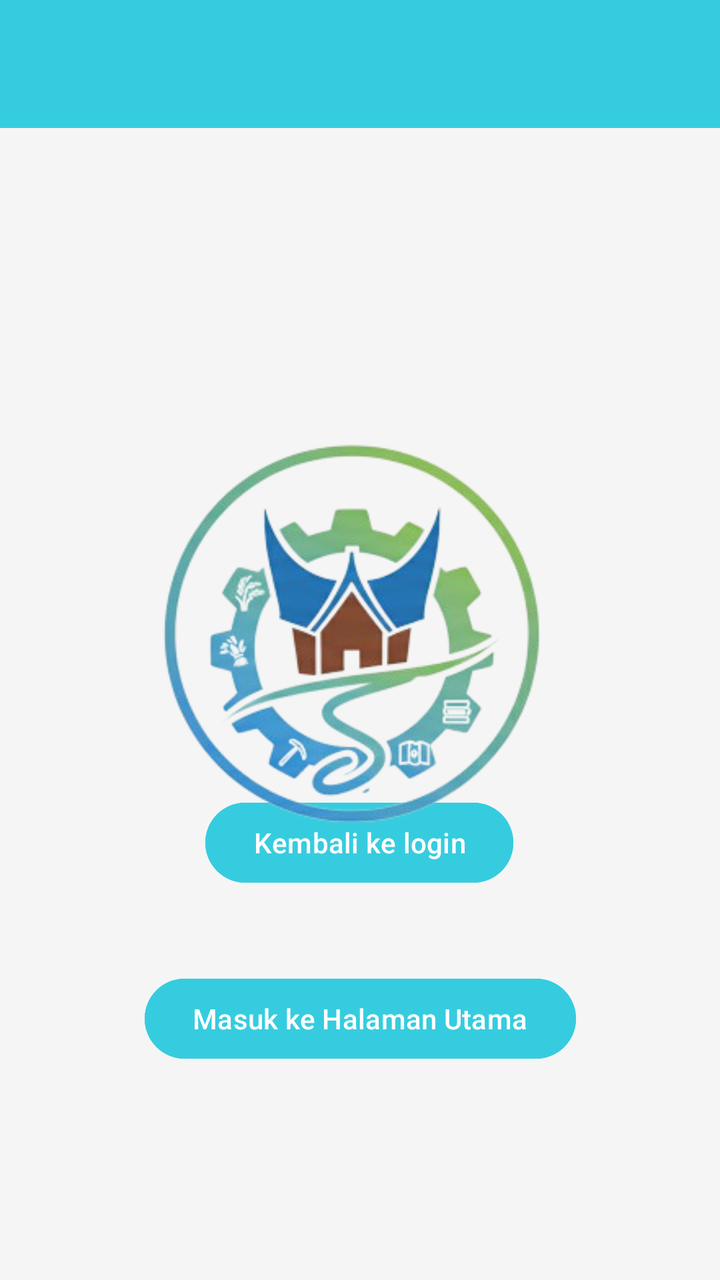
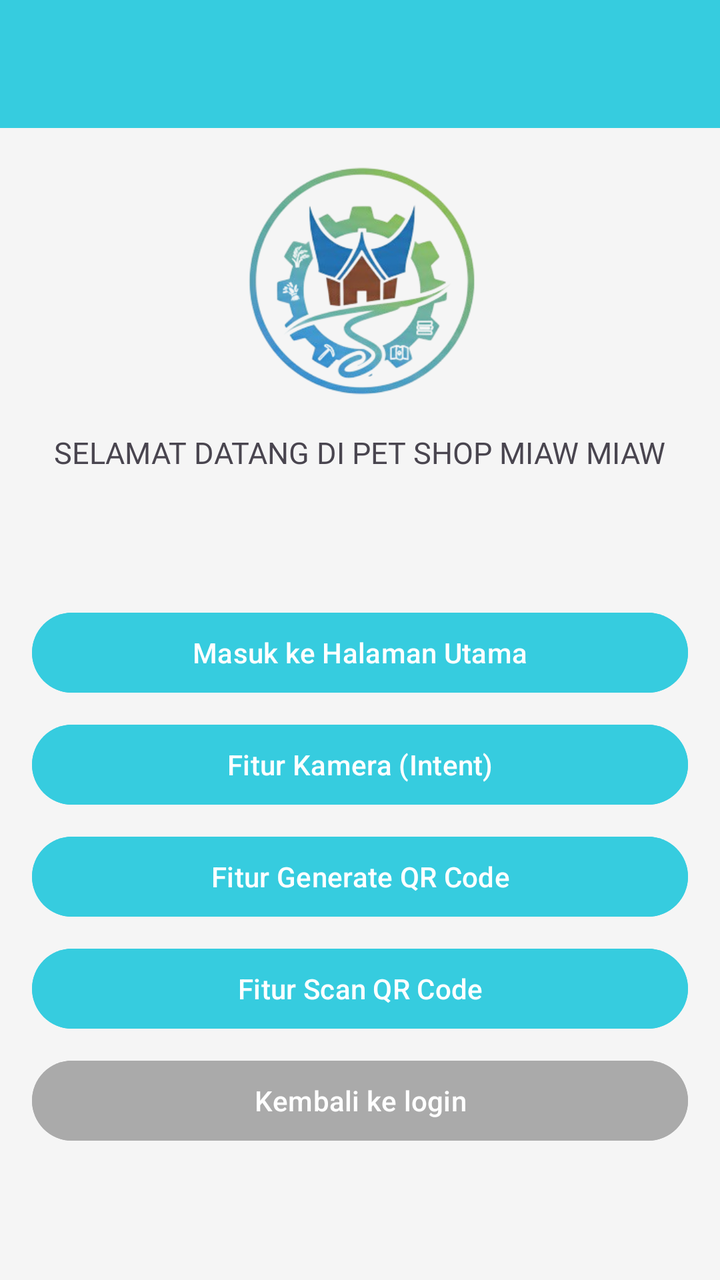

An Android layout rendered at two revisions. The XML below is the earlier revision; the diff shows what the commit changed to produce the second picture.
<!-- AndroidManifest.xml: application theme Theme.Amelcat -->
<!-- res/layout/activity_dashboard.xml -->
<?xml version="1.0" encoding="utf-8"?>
<androidx.constraintlayout.widget.ConstraintLayout xmlns:android="http://schemas.android.com/apk/res/android"
    xmlns:app="http://schemas.android.com/apk/res-auto"
    xmlns:tools="http://schemas.android.com/tools"
    android:layout_width="match_parent"
    android:layout_height="match_parent"
    android:background="#F5F5F5">

    <androidx.appcompat.widget.Toolbar
        android:id="@+id/toolbar"
        android:layout_width="match_parent"
        android:layout_height="?attr/actionBarSize"
        android:background="@color/accent"
        app:layout_constraintEnd_toEndOf="parent"
        app:layout_constraintHorizontal_bias="0.0"
        app:layout_constraintStart_toStartOf="parent"
        app:layout_constraintTop_toTopOf="parent"
        app:subtitleTextColor="@android:color/white"
        app:titleTextColor="@android:color/white" />

    <TextView
        android:id="@+id/textView"
        android:layout_width="wrap_content"
        android:layout_height="wrap_content"
        android:layout_marginBottom="276dp"
        android:fontFamily="@font/montserrat_italic"
        android:text="SELAMAT DATANG DI PET SHOP MIAW MIAW"
        android:textSize="15sp"
        app:layout_constraintBottom_toBottomOf="parent"
        app:layout_constraintEnd_toEndOf="parent"
        app:layout_constraintHorizontal_bias="0.509"
        app:layout_constraintStart_toStartOf="parent"
        app:layout_constraintTop_toBottomOf="@+id/imageView2" />

    <Button
        android:id="@+id/btnLogin"
        android:layout_width="wrap_content"
        android:layout_height="wrap_content"
        android:text="Kembali ke login"
        android:backgroundTint="@color/accent"
        app:layout_constraintBottom_toBottomOf="parent"
        app:layout_constraintEnd_toEndOf="parent"
        app:layout_constraintHorizontal_bias="0.498"
        app:layout_constraintStart_toStartOf="parent"
        app:layout_constraintTop_toBottomOf="@+id/textView"
        app:layout_constraintVertical_bias="0.083" />

    <ImageView
        android:id="@+id/imageView2"
        android:layout_width="200dp"
        android:layout_height="200dp"
        android:layout_marginTop="152dp"
        app:layout_constraintEnd_toEndOf="parent"
        app:layout_constraintHorizontal_bias="0.464"

        app:layout_constraintStart_toStartOf="parent"
        app:layout_constraintTop_toBottomOf="@+id/toolbar"
        app:srcCompat="@drawable/logo" />

    <Button
        android:id="@+id/btnMasuk"
        android:layout_width="wrap_content"
        android:layout_height="wrap_content"
        android:layout_marginTop="40dp"
        android:backgroundTint="@color/accent"
        android:text="Masuk ke Halaman Utama"
        app:layout_constraintEnd_toEndOf="parent"
        app:layout_constraintHorizontal_bias="0.501"
        app:layout_constraintStart_toStartOf="parent"
        app:layout_constraintTop_toBottomOf="@+id/btnLogin" />

</androidx.constraintlayout.widget.ConstraintLayout>
<!-- resources referenced by this layout -->
<resources>
  <color name="accent">#36ccdf</color>
  <!-- drawable logo: png bitmap (drawable, 73857 bytes) -->
  <style name="Theme.Amelcat" parent="Base.Theme.Amelcat" />
  <style name="Base.Theme.Amelcat" parent="Theme.Material3.DayNight.NoActionBar">
          
          
      </style>
</resources>

<!-- the commit's change to res/layout/activity_dashboard.xml (unified diff, before → after) -->
@@ -18,55 +18,75 @@
         app:subtitleTextColor="@android:color/white"
         app:titleTextColor="@android:color/white" />
 
+    <ImageView
+        android:id="@+id/imageView2"
+        android:layout_width="120dp"
+        android:layout_height="120dp"
+        android:layout_marginTop="16dp"
+        app:layout_constraintEnd_toEndOf="parent"
+        app:layout_constraintStart_toStartOf="parent"
+        app:layout_constraintTop_toBottomOf="@+id/toolbar"
+        app:srcCompat="@drawable/logo" />
+
     <TextView
         android:id="@+id/textView"
         android:layout_width="wrap_content"
         android:layout_height="wrap_content"
-        android:layout_marginBottom="276dp"
+        android:layout_marginTop="16dp"
         android:fontFamily="@font/montserrat_italic"
         android:text="SELAMAT DATANG DI PET SHOP MIAW MIAW"
         android:textSize="15sp"
-        app:layout_constraintBottom_toBottomOf="parent"
         app:layout_constraintEnd_toEndOf="parent"
-        app:layout_constraintHorizontal_bias="0.509"
         app:layout_constraintStart_toStartOf="parent"
         app:layout_constraintTop_toBottomOf="@+id/imageView2" />
 
-    <Button
-        android:id="@+id/btnLogin"
-        android:layout_width="wrap_content"
+    <LinearLayout
+        android:layout_width="match_parent"
         android:layout_height="wrap_content"
-        android:text="Kembali ke login"
-        android:backgroundTint="@color/accent"
-        app:layout_constraintBottom_toBottomOf="parent"
-        app:layout_constraintEnd_toEndOf="parent"
-        app:layout_constraintHorizontal_bias="0.498"
-        app:layout_constraintStart_toStartOf="parent"
-        app:layout_constraintTop_toBottomOf="@+id/textView"
-        app:layout_constraintVertical_bias="0.083" />
+        android:orientation="vertical"
+        android:padding="16dp"
+        app:layout_constraintTop_toBottomOf="@id/textView"
+        app:layout_constraintBottom_toBottomOf="parent">
 
-    <ImageView
-        android:id="@+id/imageView2"
-        android:layout_width="200dp"
-        android:layout_height="200dp"
-        android:layout_marginTop="152dp"
-        app:layout_constraintEnd_toEndOf="parent"
-        app:layout_constraintHorizontal_bias="0.464"
+        <Button
+            android:id="@+id/btnMasuk"
+            android:layout_width="match_parent"
+            android:layout_height="wrap_content"
+            android:backgroundTint="@color/accent"
+            android:text="Masuk ke Halaman Utama" />
 
-        app:layout_constraintStart_toStartOf="parent"
-        app:layout_constraintTop_toBottomOf="@+id/toolbar"
-        app:srcCompat="@drawable/logo" />
+        <Button
+            android:id="@+id/btn_camera"
+            android:layout_width="match_parent"
+            android:layout_height="wrap_content"
+            android:layout_marginTop="8dp"
+            android:backgroundTint="@color/accent"
+            android:text="Fitur Kamera (Intent)" />
 
-    <Button
-        android:id="@+id/btnMasuk"
-        android:layout_width="wrap_content"
-        android:layout_height="wrap_content"
-        android:layout_marginTop="40dp"
-        android:backgroundTint="@color/accent"
-        android:text="Masuk ke Halaman Utama"
-        app:layout_constraintEnd_toEndOf="parent"
-        app:layout_constraintHorizontal_bias="0.501"
-        app:layout_constraintStart_toStartOf="parent"
-        app:layout_constraintTop_toBottomOf="@+id/btnLogin" />
+        <Button
+            android:id="@+id/btn_generate_qr"
+            android:layout_width="match_parent"
+            android:layout_height="wrap_content"
+            android:layout_marginTop="8dp"
+            android:backgroundTint="@color/accent"
+            android:text="Fitur Generate QR Code" />
+
+        <Button
+            android:id="@+id/btn_scan_qr"
+            android:layout_width="match_parent"
+            android:layout_height="wrap_content"
+            android:layout_marginTop="8dp"
+            android:backgroundTint="@color/accent"
+            android:text="Fitur Scan QR Code" />
+
+        <Button
+            android:id="@+id/btnLogin"
+            android:layout_width="match_parent"
+            android:layout_height="wrap_content"
+            android:layout_marginTop="8dp"
+            android:backgroundTint="@android:color/darker_gray"
+            android:text="Kembali ke login" />
+
+    </LinearLayout>
 
 </androidx.constraintlayout.widget.ConstraintLayout>
